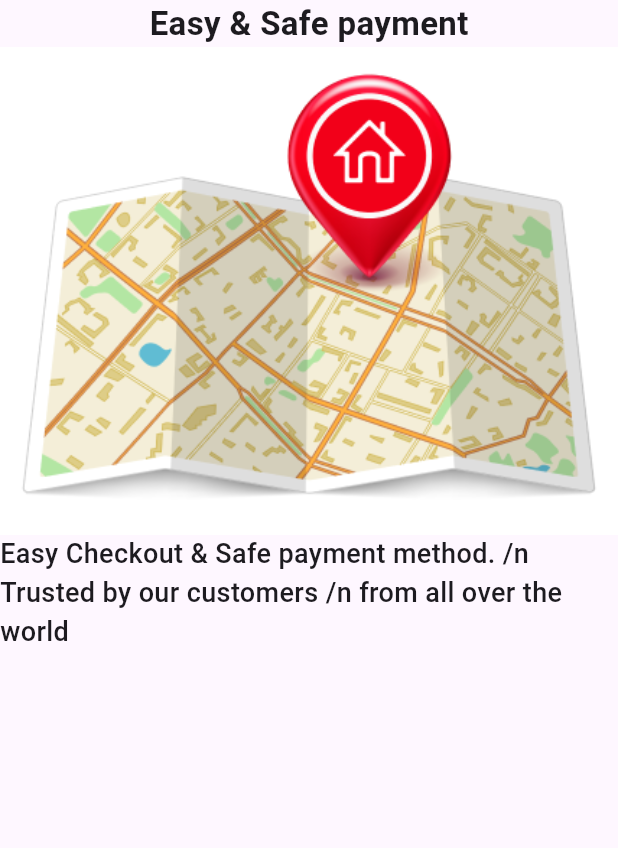
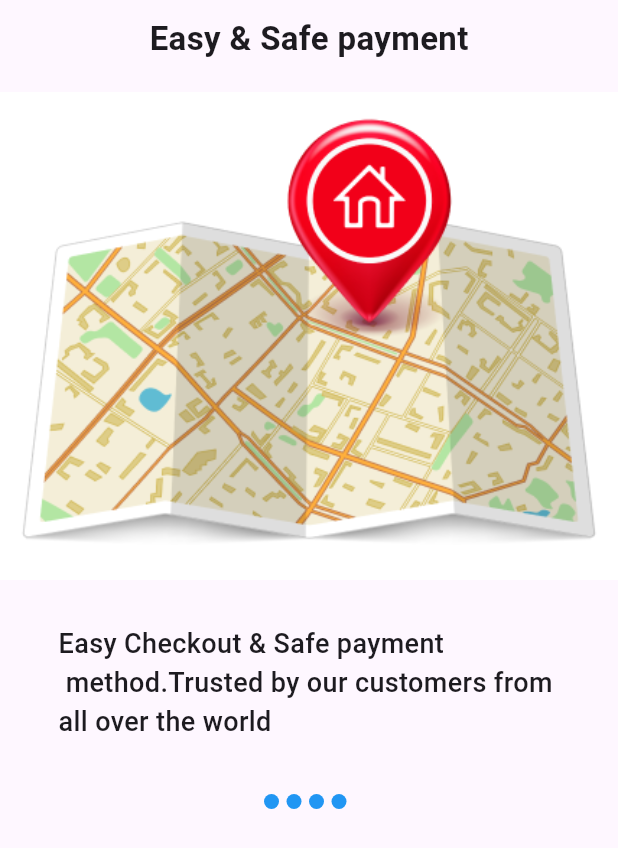
Before and after one commit to AbdelrahmanFarag111/E-commerce, a Flutter app: the screen it shows after launch, swiped to page 2, on a phone screen of 412 x 824 dp. Shown: the top 848 px of the screen. Run offline on Flutter 3.47's test engine with Material 3 defaults, Android fonts, the phone set to English and light mode, and no system bars; our stand-ins replace firebase_core, get; accounts and stored records are empty; Roboto replaces fonts that are missing (InknutAntiqua).

Commit message:
Edit on OnBoardingPages

```diff
--- a/lib/data/data source/static/image.dart
+++ b/lib/data/data source/static/image.dart
@@ -1,9 +1,9 @@
 class ImageAssets {
   static const String rootImages="assets/images";
-  static const String OnBoardingOne= "$rootImages/OnBoarding_one.png";
+  static const String OnBoardingOne= "$rootImages/OnBoarding_four.png";
   static const String OnBoardingTwo= "$rootImages/OnBoarding_two.png";
   static const String OnBoardingThree= "$rootImages/OnBoarding_three.png";
-  static const String OnBoardingFour= "$rootImages/OnBoarding_four.png";
+  static const String OnBoardingFour= "$rootImages/OnBoarding_one.png";
 
 
 
--- a/lib/data/data source/static/static.dart
+++ b/lib/data/data source/static/static.dart
@@ -5,19 +5,19 @@ import '../../model/OnBoardingmodel.dart';
 List<OnBoardingModel> onBoardingList=
     [
       OnBoardingModel(title : "Choose Product",
-        body: "we have a 100k+ products. /n choose your products from /n our E-commerce Shop",
+        body: "we have a 100k+ products.\nchoose your products from \n our E-commerce Shop",
         image: ImageAssets.OnBoardingOne
       ),
       OnBoardingModel(title : "Easy & Safe payment",
-          body: "Easy Checkout & Safe payment method. /n Trusted by our customers /n from all over the world ",
+          body: "Easy Checkout & Safe payment\n method.Trusted by our customers from \nall over the world ",
           image: ImageAssets.OnBoardingTwo
       ),
       OnBoardingModel(title : "Track your Order",
-          body: "Best Tracker has been Used For /n Track Your order. You Well Know /n Where Your Product is at /n the moment",
+          body: "Best Tracker has been Used For \n Track Your order. You Well Know \n Where Your Product is at the moment",
           image: ImageAssets.OnBoardingThree
       ),
       OnBoardingModel(title : "Fast Delivery",
-          body: "Reliable And Fast Delivery. /n We Deliver Your Product /n the fastest way possible",
+          body: "Reliable And Fast Delivery. \n We Deliver Your Product \n the fastest way possible",
           image: ImageAssets.OnBoardingFour
       )
     ];
--- a/lib/view/screen/OnBoarding.dart
+++ b/lib/view/screen/OnBoarding.dart
@@ -9,9 +9,29 @@ class OnBoarding extends StatelessWidget {
       body: SafeArea(
         child: PageView.builder(itemBuilder: (context,i)=>Column(
           children: [
+            SizedBox(height: 10,),
             Text(onBoardingList[i].title!,style: TextStyle(fontSize: 22,fontWeight: FontWeight.bold,),),
+            SizedBox(height: 20,),
             Image.asset(onBoardingList[i].image!),
-            Text(onBoardingList[i].body!,style: TextStyle(fontSize: 18,fontWeight: FontWeight.w500,)),
+            SizedBox(height: 30,),
+            Text(onBoardingList[i].body!,style: TextStyle(fontSize: 18,
+                fontWeight: FontWeight.w500,fontFamily:'InknutAntiqua' )),
+            SizedBox(height: 35,),
+            Row(
+              mainAxisAlignment: MainAxisAlignment.center,
+              children: [
+                ...List.generate(onBoardingList.length, (index) => AnimatedContainer(
+                  margin: const EdgeInsets.only(right: 5),
+                  duration: const Duration(milliseconds: 100),
+                width: 10,
+                height: 10,
+                decoration: BoxDecoration(
+                  color: Colors.blue,
+                  borderRadius: BorderRadius.circular(10)
+                ),)
+                )
+              ],
+            )
           ],
         ),
         itemCount: onBoardingList.length,),
```
Also changed, not shown: pubspec.yaml (+6 -6 lines), assets/fonts/Inknut Antiqua/InknutAntiqua-Black.ttf (added), assets/fonts/Inknut Antiqua/InknutAntiqua-Bold.ttf (added), assets/fonts/Inknut Antiqua/InknutAntiqua-ExtraBold.ttf (added), assets/fonts/Inknut Antiqua/InknutAntiqua-Light.ttf (added), assets/fonts/Inknut Antiqua/InknutAntiqua-Medium.ttf (added), assets/fonts/Inknut Antiqua/InknutAntiqua-Regular.ttf (added), assets/fonts/Inknut Antiqua/InknutAntiqua-SemiBold.ttf (added).
